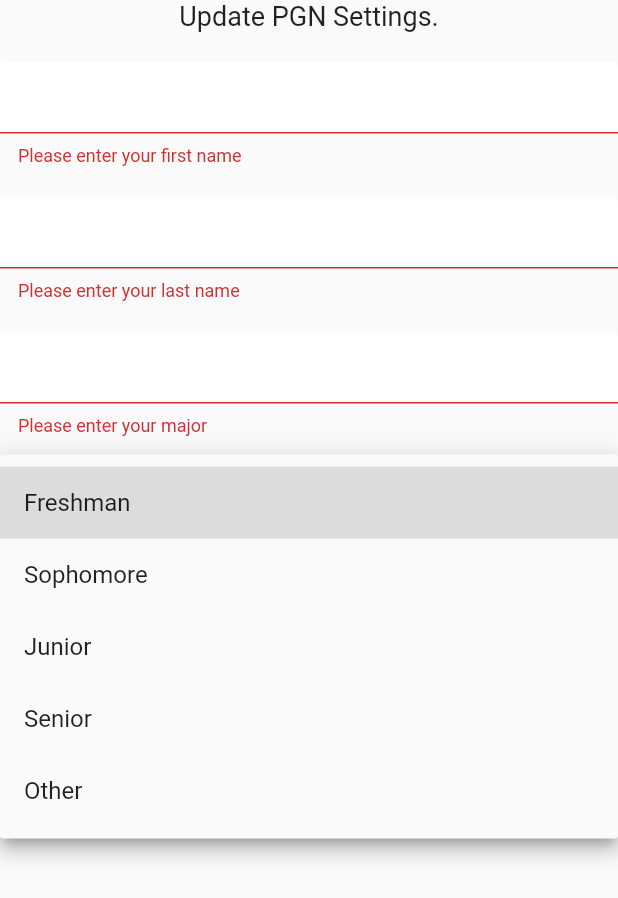
After one commit to PGNTechChair/pgn_app, a Flutter app: the Settings screen opened directly, after a tap on "Update", after a tap on the "arrow drop down" icon, on a phone screen of 412 x 824 dp. The commit adds this screen. Shown: the top 898 px of the screen. Run offline on Flutter 3.47's test engine with Material 2 defaults, Android fonts, the light colour scheme and no system bars; our stand-ins replace cloud_firestore, firebase_auth, firebase_core, flutter_spinkit, rive; accounts and stored records are empty.

Commit message:
Added navigation back and forth with settings page.

```diff
--- a/lib/components/side_bar.dart
+++ b/lib/components/side_bar.dart
@@ -44,6 +44,7 @@ class SideBar extends StatelessWidget {
                         ),
                     ),
                     child: SafeArea(
+                      child: SingleChildScrollView(
                         child: Column(
                           children: [
                             InfoCard(name: userData.firstName, userStatus: userData.major),
@@ -84,6 +85,7 @@ class SideBar extends StatelessWidget {
                   ),
                 ),
               ),
+            ),
           );
         }
       },
--- /dev/null
+++ b/lib/pages/settings.dart
@@ -0,0 +1,139 @@
+import "package:firebase_auth/firebase_auth.dart";
+import "package:flutter/material.dart";
+import "package:pgn_app/models/user.dart";
+import "package:pgn_app/services/database.dart";
+import "package:pgn_app/shared/constants.dart";
+import "package:pgn_app/shared/loading.dart";
+import "package:provider/provider.dart";
+
+
+class Settings extends StatefulWidget {
+  const Settings({super.key});
+
+  @override
+  State<Settings> createState() => _SettingsState();
+}
+
+class _SettingsState extends State<Settings> {
+  final _formKey = GlobalKey<FormState>();
+  final List<String> years = ['Freshman', 'Sophomore', 'Junior', 'Senior', 'Other'];
+
+  // form values
+  late String? _currentFirstName = '';
+  late String? _currentLastName = '';
+  late String? _currentMajor = '';
+  late String? _currentYear = "Other";
+
+  @override
+  Widget build(BuildContext context) {
+
+    final user = Provider.of<NewUser>(context);
+
+    return StreamBuilder<UserData>(
+        stream: DatabaseService(uid: user.uid).userData,
+        builder: (context, snapshot) {
+
+          if (snapshot.hasData)
+          {
+            UserData? userData = snapshot.data;
+            return Scaffold(
+              body: Form(
+                key: _formKey,
+                child: Column(
+                  children: <Widget>[
+                    Text(
+                      "Update PGN Settings.",
+                      style: TextStyle(fontSize: 18.0),
+                    ),
+                    SizedBox(height: 20),
+                    TextFormField(
+                        initialValue: userData?.firstName,
+                        decoration: textInputDecoration,
+                        validator: (val) => val!.isEmpty ? "Please enter your first name" : null,
+                        //onChanged: (val) => setState(() => _currentFirstName = val),
+                        onChanged: (val) {
+                          setState(() => _currentFirstName = val);
+                        }
+                    ),
+
+                    SizedBox(height: 20.0),
+                    TextFormField(
+                        initialValue: userData?.lastName,
+                        decoration: textInputDecoration,
+                        validator: (val) => val!.isEmpty ? "Please enter your last name" : null,
+                        onChanged: (val) => setState(() => _currentLastName = val)
+                    ),
+                    SizedBox(height: 20.0),
+                    TextFormField(
+                        initialValue: userData?.major,
+                        decoration: textInputDecoration,
+                        validator: (val) => val!.isEmpty ? "Please enter your major" : null,
+                        onChanged: (val) => setState(() => _currentMajor = val)
+                    ),
+                    SizedBox(height: 20.0),
+                    //dropdown
+                    DropdownButtonFormField(
+                      value: userData?.year,
+                      decoration: textInputDecoration,
+                      items: years.map((year) {
+                        return DropdownMenuItem(
+                          value: year,
+                          child: Text('$year'),
+                        );
+                      }).toList(),
+                      onChanged: (val) => setState(() => _currentYear = val! ),
+                    ),
+                    //slider
+                    ElevatedButton(
+                      onPressed: () async
+                      {
+
+                        //TODO - Temporary fix, this needs to update correctly through the stream
+                        if (_currentMajor == "")
+                        {
+                          _currentMajor = null;
+                        }
+                        if (_currentYear == "Other" && _currentYear == userData!.year)
+                        {
+                          _currentYear = null;
+                        }
+                        if (_currentFirstName == "")
+                        {
+                          _currentFirstName = null;
+                        }
+                        if (_currentLastName == "")
+                        {
+                          _currentLastName = null;
+                        }
+
+                        if(_formKey.currentState!.validate())
+                        {
+                          await DatabaseService(uid: user.uid).updateUserData(
+                              _currentMajor ?? userData!.major,
+                              _currentYear ?? userData!.year,
+                              _currentFirstName ?? userData!.firstName,
+                              _currentLastName ?? userData!.lastName
+                          );
+                          if (mounted) Navigator.pop(context);
+                        }
+                      },
+                      child: Text(
+                        "Update",
+                        style: TextStyle(color: Colors.white),
+                      ),
+                    )
+                  ],
+                ),
+              ),
+            );
+          }
+          else
+          {
+            return Loading();
+          }
+
+
+        }
+    );
+  }
+}
--- a/lib/services/side_menu_tile.dart
+++ b/lib/services/side_menu_tile.dart
@@ -1,4 +1,5 @@
 import 'package:flutter/material.dart';
+import 'package:pgn_app/pages/settings.dart';
 import 'package:pgn_app/services/auth.dart';
 import 'package:url_launcher/url_launcher.dart';
 
@@ -71,6 +72,35 @@ class SideMenuTile extends StatelessWidget {
       );
     }
 
+
+    else if (sideMenuOption == "Settings")
+    {
+      return Column(
+        children: [
+          Padding(
+            padding: const EdgeInsets.symmetric(horizontal:18.0),
+            child: Divider(
+              color: Colors.white24,
+              thickness: 1 ,
+            ),
+          ),
+          ListTile(
+            leading: iconName,
+            title: Text(
+              sideMenuOption,
+              style: TextStyle(color: Colors.white),
+            ),
+            onTap: () {
+              Navigator.push(
+                context,
+                MaterialPageRoute(builder: (context) => Settings()),
+              );
+            },
+          ),
+        ],
+      );
+    }
+
     else {
       return Column(
         children: [
```
Lines whose indentation alone changed are shown as unchanged.
